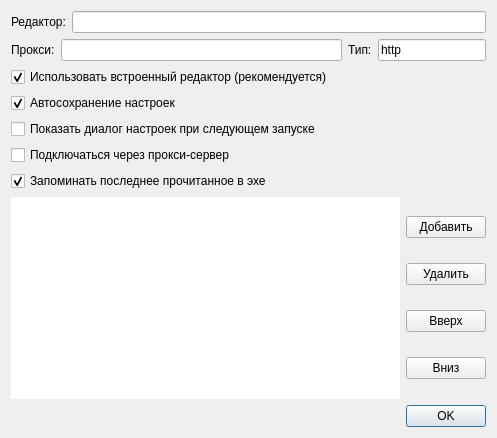
This is qtgui-files/clientconfig.ui in idec-net/cutiefeed as Qt 5 draws it before an edit. The edited form follows.
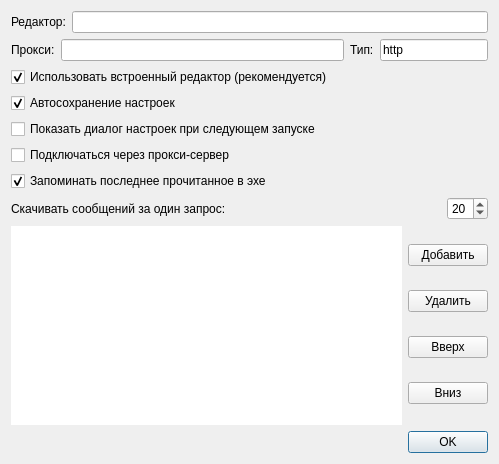
This is the edited form.

Commit message: Поддержка правильного поведения при расширенном /u/e, фиксы для настроек сервера, уменьшение количества запросов в фетчере, возможность поменять количество скачиваемых за раз сообщений, фикс бага с таблицей

The edit to the form file:
```diff
--- a/qtgui-files/clientconfig.ui
+++ b/qtgui-files/clientconfig.ui
@@ -9,8 +9,8 @@
    <rect>
     <x>0</x>
     <y>0</y>
-    <width>497</width>
-    <height>438</height>
+    <width>499</width>
+    <height>464</height>
    </rect>
   </property>
   <property name="windowTitle">
@@ -143,6 +143,53 @@
      </property>
     </widget>
    </item>
+   <item>
+    <widget class="QFrame" name="frame_5">
+     <property name="toolTip">
+      <string>Предупреждаю: Лучше не ставить значение больше 60. Самое оптимальное - это 20.</string>
+     </property>
+     <layout class="QGridLayout" name="gridLayout">
+      <property name="leftMargin">
+       <number>0</number>
+      </property>
+      <property name="topMargin">
+       <number>0</number>
+      </property>
+      <property name="rightMargin">
+       <number>0</number>
+      </property>
+      <property name="bottomMargin">
+       <number>0</number>
+      </property>
+      <item row="0" column="0">
+       <widget class="QLabel" name="label_4">
+        <property name="text">
+         <string>Скачивать сообщений за один запрос:</string>
+        </property>
+       </widget>
+      </item>
+      <item row="0" column="1">
+       <widget class="QSpinBox" name="spinBox">
+        <property name="sizePolicy">
+         <sizepolicy hsizetype="Maximum" vsizetype="Fixed">
+          <horstretch>0</horstretch>
+          <verstretch>0</verstretch>
+         </sizepolicy>
+        </property>
+        <property name="minimum">
+         <number>1</number>
+        </property>
+        <property name="maximum">
+         <number>80</number>
+        </property>
+        <property name="value">
+         <number>20</number>
+        </property>
+       </widget>
+      </item>
+     </layout>
+    </widget>
+   </item>
    <item>
     <widget class="QFrame" name="frame_2">
      <property name="toolTip">
```
The commit also changes 7 other files.
